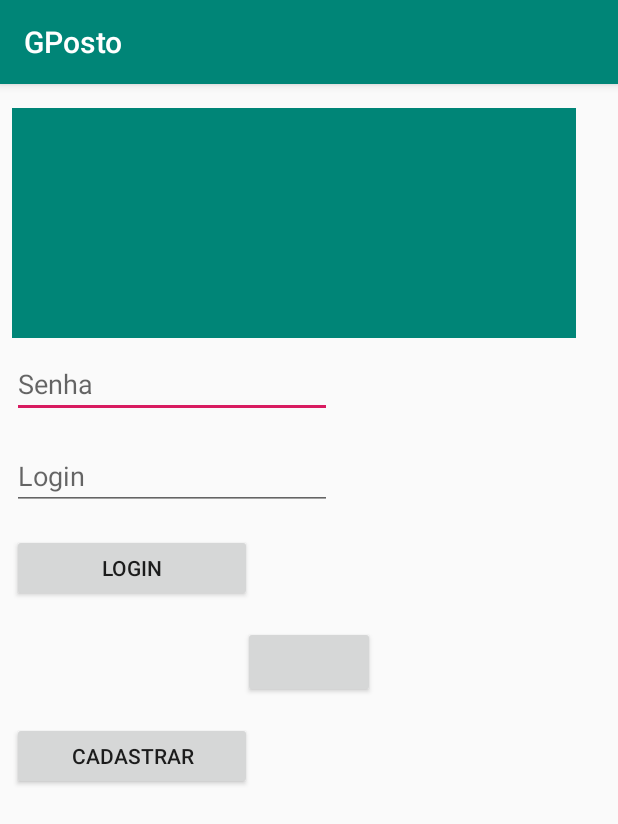
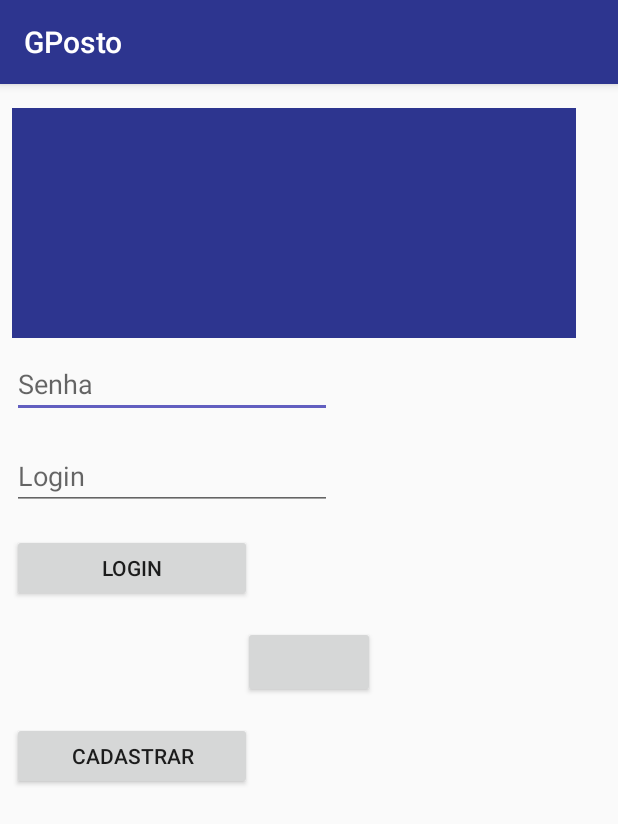
Before and after one commit to CheapTech/GPosto_android, an Android app: the screen it shows after launch (MainActivity), on a phone screen of 412 x 824 dp. Shown: the top 824 px of the screen. Run offline under Robolectric (Android 15) with nearby library versions, the phone set to English and light mode, and no system bars; libraries missing offline, so code that uses them is left out: com.facebook, com.facebook.login; plain views replace LoginButton; 4 statements that could not run were skipped.

Commit message:
Ajustando as cores (Primary/PDark/Accent)

```diff
--- a/GPosto_android/app/src/main/res/values/colors.xml
+++ b/GPosto_android/app/src/main/res/values/colors.xml
@@ -1,6 +1,6 @@
 <?xml version="1.0" encoding="utf-8"?>
 <resources>
-    <color name="colorPrimary">#008577</color>
-    <color name="colorPrimaryDark">#00574B</color>
-    <color name="colorAccent">#D81B60</color>
+    <color name="colorPrimary">#2d358f</color>
+    <color name="colorPrimaryDark">#001061</color>
+    <color name="colorAccent">#625fc0</color>
 </resources>
```
